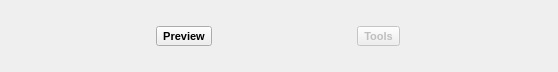
Old version of the form SeaGoatVision/client/qt/uifiles/WinMain.ui in the repository Octets/SeaGoatVision.
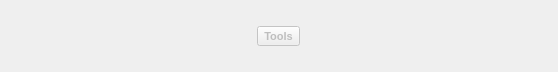
New version of the form. Icons and pictures are not drawn.

Commit message: Readding toolbar, move widget position. Remove textbox output information.

```diff
--- a/SeaGoatVision/client/qt/uifiles/WinMain.ui
+++ b/SeaGoatVision/client/qt/uifiles/WinMain.ui
@@ -19,30 +19,6 @@
      <property name="spacing">
       <number>0</number>
      </property>
-     <item>
-      <widget class="QToolButton" name="previewButton">
-       <property name="enabled">
-        <bool>true</bool>
-       </property>
-       <property name="font">
-        <font>
-         <pointsize>8</pointsize>
-         <weight>75</weight>
-         <bold>true</bold>
-        </font>
-       </property>
-       <property name="text">
-        <string>Preview</string>
-       </property>
-       <property name="icon">
-        <iconset>
-         <normaloff>../../../../../../../usr/share/icons/gnome/24x24/actions/player_play.png</normaloff>../../../../../../../usr/share/icons/gnome/24x24/actions/player_play.png</iconset>
-       </property>
-       <property name="toolButtonStyle">
-        <enum>Qt::ToolButtonTextUnderIcon</enum>
-       </property>
-      </widget>
-     </item>
      <item>
       <widget class="QToolButton" name="toolsButton">
        <property name="enabled">
```
The commit also changes 2 other files.
